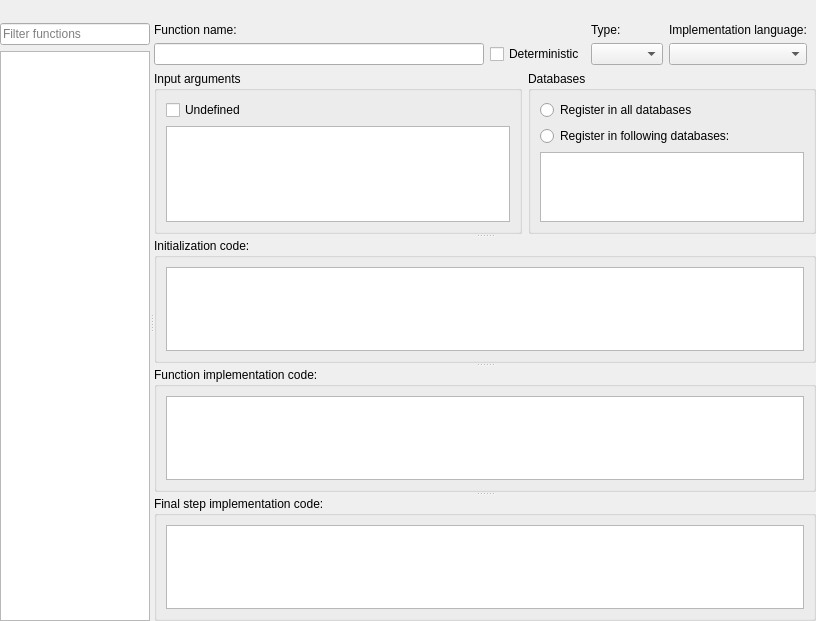
First picture: the form in SQLiteStudio3/guiSQLiteStudio/windows/functionseditor.ui, repository pawelsalawa/sqlitestudio, before the edit.
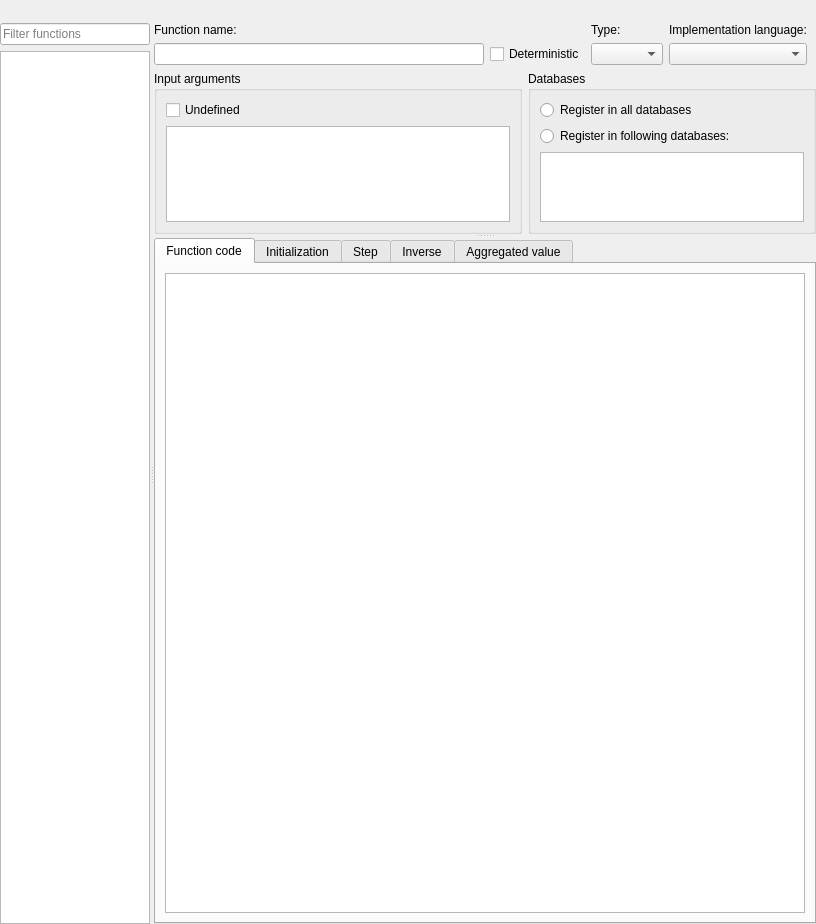
Second picture: the form after the edit.

Commit message: #3930 Added support for defining user-defined Aggregate Window Functions in the Functions Editor.

```diff
--- a/SQLiteStudio3/guiSQLiteStudio/windows/functionseditor.ui
+++ b/SQLiteStudio3/guiSQLiteStudio/windows/functionseditor.ui
@@ -7,7 +7,7 @@
     <x>0</x>
     <y>0</y>
     <width>816</width>
-    <height>621</height>
+    <height>924</height>
    </rect>
   </property>
   <property name="windowTitle">
@@ -113,19 +113,7 @@
            <verstretch>0</verstretch>
           </sizepolicy>
          </property>
-         <layout class="QVBoxLayout" name="verticalLayout_8">
-          <property name="leftMargin">
-           <number>0</number>
-          </property>
-          <property name="topMargin">
-           <number>0</number>
-          </property>
-          <property name="rightMargin">
-           <number>0</number>
-          </property>
-          <property name="bottomMargin">
-           <number>0</number>
-          </property>
+         <layout class="QVBoxLayout" name="verticalLayout_6">
           <item>
            <widget class="QSplitter" name="splitter_2">
             <property name="orientation">
@@ -295,17 +283,38 @@
               </item>
              </layout>
             </widget>
-            <widget class="QGroupBox" name="initCodeGroup">
+            <widget class="QTabWidget" name="codeTabs">
              <property name="sizePolicy">
-              <sizepolicy hsizetype="Preferred" vsizetype="Preferred">
+              <sizepolicy hsizetype="Expanding" vsizetype="Expanding">
                <horstretch>0</horstretch>
-               <verstretch>2</verstretch>
+               <verstretch>10</verstretch>
               </sizepolicy>
              </property>
-             <property name="title">
-              <string>Initialization code:</string>
+             <property name="currentIndex">
+              <number>0</number>
              </property>
-             <layout class="QVBoxLayout" name="verticalLayout_4">
+             <widget class="QWidget" name="scalarCodeTab">
+              <attribute name="title">
+               <string>Function code</string>
+              </attribute>
+              <layout class="QVBoxLayout" name="verticalLayout_9">
+               <item>
+                <widget class="QPlainTextEdit" name="scalarCodeEdit">
+                 <property name="toolTip">
+                  <string>&lt;html&gt;&lt;head/&gt;&lt;body&gt;&lt;p&gt;Code executed when the function is called. It receives the function arguments and must compute and return the result. Parameter values are available as variables named the same as the declared function parameters.&lt;/p&gt;&lt;/body&gt;&lt;/html&gt;</string>
+                 </property>
+                 <property name="lineWrapMode">
+                  <enum>QPlainTextEdit::LineWrapMode::NoWrap</enum>
+                 </property>
+                </widget>
+               </item>
+              </layout>
+             </widget>
+             <widget class="QWidget" name="initCodeTab">
+              <attribute name="title">
+               <string>Initialization</string>
+              </attribute>
+              <layout class="QVBoxLayout" name="verticalLayout_10">
               <item>
                <widget class="QPlainTextEdit" name="initCodeEdit">
                 <property name="lineWrapMode">
@@ -315,19 +324,16 @@
               </item>
              </layout>
             </widget>
-            <widget class="QGroupBox" name="mainCodeGroup">
-             <property name="sizePolicy">
-              <sizepolicy hsizetype="Preferred" vsizetype="Preferred">
-               <horstretch>0</horstretch>
-               <verstretch>2</verstretch>
-              </sizepolicy>
-             </property>
-             <property name="title">
-              <string>Function implementation code:</string>
-             </property>
-             <layout class="QVBoxLayout" name="verticalLayout_6">
+             <widget class="QWidget" name="stepCodeTab">
+              <attribute name="title">
+               <string>Step</string>
+              </attribute>
+              <layout class="QVBoxLayout" name="verticalLayout_4">
               <item>
-               <widget class="QPlainTextEdit" name="mainCodeEdit">
+                <widget class="QPlainTextEdit" name="stepCodeEdit">
+                 <property name="toolTip">
+                  <string>&lt;html&gt;&lt;head/&gt;&lt;body&gt;&lt;p&gt;Code executed for each input row. It should update the aggregation state using the current arguments. Parameter values are available as variables named the same as the declared function parameters.&lt;/p&gt;&lt;/body&gt;&lt;/html&gt;</string>
+                 </property>
                 <property name="lineWrapMode">
                  <enum>QPlainTextEdit::LineWrapMode::NoWrap</enum>
                 </property>
@@ -335,18 +341,29 @@
               </item>
              </layout>
             </widget>
-            <widget class="QGroupBox" name="finalCodeGroup">
-             <property name="sizePolicy">
-              <sizepolicy hsizetype="Preferred" vsizetype="Preferred">
-               <horstretch>0</horstretch>
-               <verstretch>2</verstretch>
-              </sizepolicy>
-             </property>
-             <property name="title">
-              <string>Final step implementation code:</string>
-             </property>
+             <widget class="QWidget" name="inverseCodeTab">
+              <attribute name="title">
+               <string>Inverse</string>
+              </attribute>
              <layout class="QVBoxLayout" name="verticalLayout_7">
               <item>
+                <widget class="QPlainTextEdit" name="inverseCodeEdit">
+                 <property name="toolTip">
+                  <string>&lt;html&gt;&lt;head/&gt;&lt;body&gt;&lt;p&gt;Code executed when a row leaves the window frame. The parameter values correspond to the row being removed from the window and should be used to subtract its contribution from the aggregation state. Parameter values are available as variables named the same as the declared function parameters.&lt;/p&gt;&lt;/body&gt;&lt;/html&gt;</string>
+                 </property>
+                 <property name="lineWrapMode">
+                  <enum>QPlainTextEdit::LineWrapMode::NoWrap</enum>
+                 </property>
+                </widget>
+               </item>
+              </layout>
+             </widget>
+             <widget class="QWidget" name="finalCodeTab">
+              <attribute name="title">
+               <string>Aggregated value</string>
+              </attribute>
+              <layout class="QVBoxLayout" name="verticalLayout_8">
+               <item>
                <widget class="QPlainTextEdit" name="finalCodeEdit">
                 <property name="lineWrapMode">
                  <enum>QPlainTextEdit::LineWrapMode::NoWrap</enum>
@@ -354,6 +371,7 @@
                </widget>
               </item>
              </layout>
+             </widget>
             </widget>
            </widget>
           </item>
```
Left out of the diff: 46 changed lines with no effect on the pictures. Lines whose indentation alone changed are shown as unchanged. The commit also changes 29 other files.
